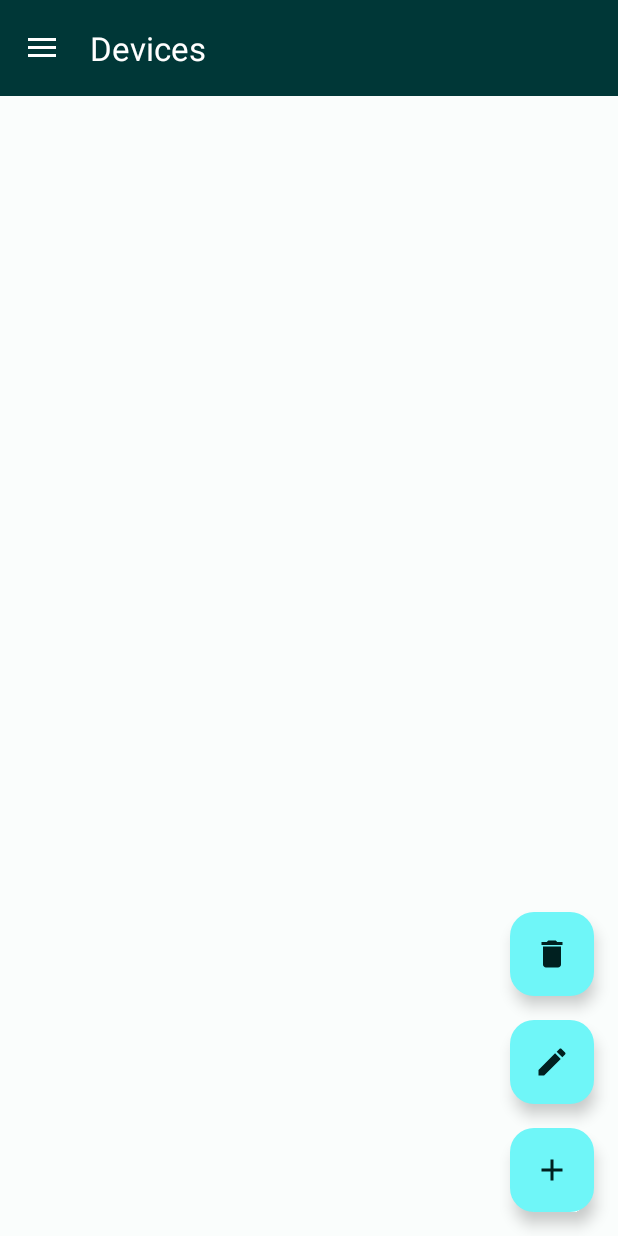
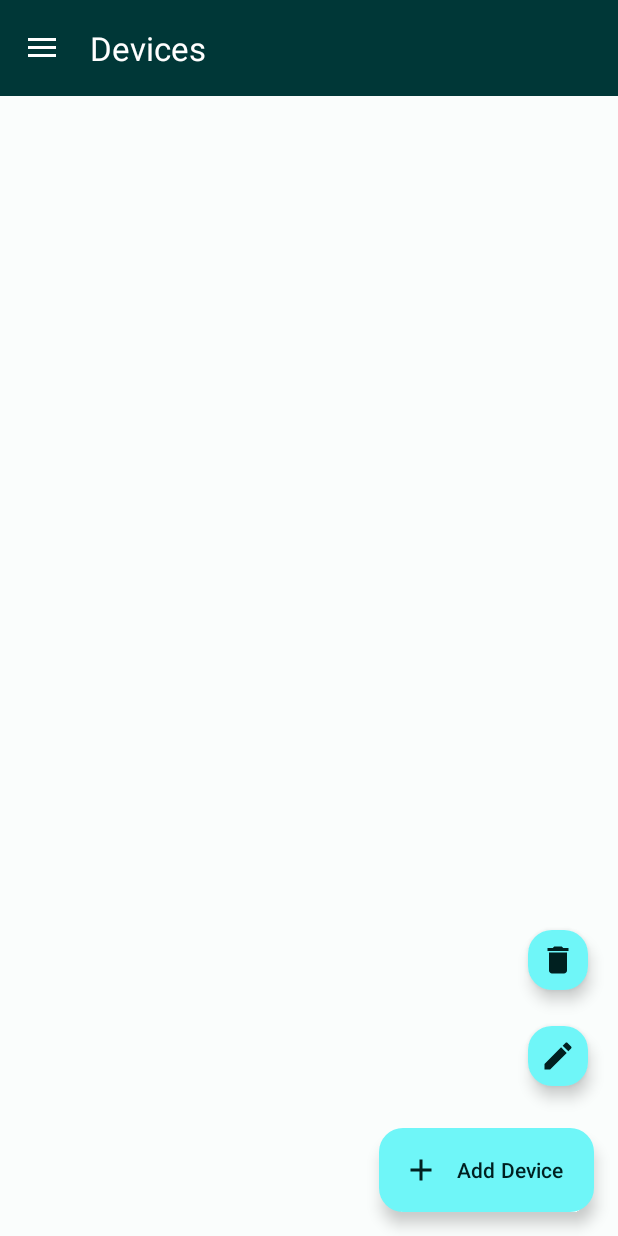
Before and after one commit to Mixdor/ThingsHub-Mobile, an Android app: the FragDevice screen opened through its navigation route, on a phone screen of 412 x 824 dp. Run offline under Robolectric (Android 15) with nearby library versions, the phone set to English and light mode, and no system bars; our stand-ins replace Dagger/Hilt's generated code, navigation-ui; 1 statement that could not run was skipped.

Commit message:
Add card device

```diff
--- a/app/build.gradle.kts
+++ b/app/build.gradle.kts
@@ -59,6 +59,7 @@ dependencies {
     // Activity
     implementation("androidx.activity:activity-ktx:1.8.1")
     implementation("com.google.firebase:firebase-crashlytics-buildtools:2.9.9")
+
     val navVersion = "2.7.5"
     implementation ("androidx.navigation:navigation-fragment-ktx:$navVersion")
     implementation ("androidx.navigation:navigation-ui-ktx:$navVersion")
@@ -80,4 +81,9 @@ dependencies {
     implementation("com.google.firebase:firebase-auth-ktx")
     implementation("com.google.firebase:firebase-database-ktx")
 
+    // ViewModel
+    implementation("androidx.lifecycle:lifecycle-viewmodel-ktx:2.6.2")
+    // LiveData
+    implementation("androidx.lifecycle:lifecycle-livedata-ktx:2.6.2")
+
 }
--- a/app/src/main/java/com/silentbit/thingshubmobile/ui/view/FragDevice.kt
+++ b/app/src/main/java/com/silentbit/thingshubmobile/ui/view/FragDevice.kt
@@ -5,8 +5,13 @@ import android.view.LayoutInflater
 import android.view.View
 import android.view.ViewGroup
 import androidx.fragment.app.Fragment
+import androidx.lifecycle.lifecycleScope
 import com.silentbit.thingshubmobile.databinding.FragDeviceBinding
 import dagger.hilt.android.AndroidEntryPoint
+import kotlinx.coroutines.Dispatchers
+import kotlinx.coroutines.delay
+import kotlinx.coroutines.launch
+import kotlinx.coroutines.withContext
 
 @AndroidEntryPoint
 class FragDevice : Fragment() {
@@ -22,4 +27,16 @@ class FragDevice : Fragment() {
         return binding.root
     }
 
+    override fun onViewCreated(view: View, savedInstanceState: Bundle?) {
+        super.onViewCreated(view, savedInstanceState)
+
+        lifecycleScope.launch(Dispatchers.IO) {
+            delay(5000)
+            withContext(Dispatchers.Main){
+                binding.fabDeviceAdd.shrink()
+            }
+        }
+
+    }
+
 }
--- a/app/src/main/res/layout/frag_device.xml
+++ b/app/src/main/res/layout/frag_device.xml
@@ -10,41 +10,57 @@
         android:layout_width="match_parent"
         android:layout_height="match_parent">
 
-        <com.google.android.material.floatingactionbutton.FloatingActionButton
-            android:id="@+id/floatingActionButton"
+        <ScrollView
+            android:layout_width="match_parent"
+            android:layout_height="match_parent"
+            app:layout_constraintBottom_toBottomOf="parent"
+            app:layout_constraintEnd_toEndOf="parent"
+            app:layout_constraintStart_toStartOf="parent"
+            app:layout_constraintTop_toTopOf="parent" />
+
+        <com.google.android.material.floatingactionbutton.ExtendedFloatingActionButton
+            android:id="@+id/fabDeviceAdd"
             android:layout_width="wrap_content"
             android:layout_height="wrap_content"
             android:layout_marginEnd="16dp"
             android:layout_marginBottom="16dp"
             android:clickable="true"
             android:contentDescription="Add"
+            android:focusable="true"
             android:src="@drawable/baseline_add_24"
+            android:text="Add Device"
+            app:fabCustomSize="56dp"
+            app:icon="@drawable/baseline_add_24"
             app:layout_constraintBottom_toBottomOf="parent"
             app:layout_constraintEnd_toEndOf="parent" />
 
         <com.google.android.material.floatingactionbutton.FloatingActionButton
-            android:id="@+id/floatingActionButton2"
+            android:id="@+id/fabDeviceEdit"
             android:layout_width="wrap_content"
             android:layout_height="wrap_content"
-            android:layout_marginBottom="16dp"
+            android:layout_marginEnd="16dp"
+            android:layout_marginBottom="24dp"
             android:clickable="true"
             android:contentDescription="Edit"
+            android:focusable="true"
             android:src="@drawable/baseline_edit_24"
-            app:layout_constraintBottom_toTopOf="@+id/floatingActionButton"
-            app:layout_constraintEnd_toEndOf="@+id/floatingActionButton"
-            app:layout_constraintStart_toStartOf="@+id/floatingActionButton" />
+            app:fabCustomSize="40dp"
+            app:layout_constraintBottom_toTopOf="@+id/fabDeviceAdd"
+            app:layout_constraintEnd_toEndOf="parent" />
 
         <com.google.android.material.floatingactionbutton.FloatingActionButton
-            android:id="@+id/floatingActionButton3"
+            android:id="@+id/fabDeviceDelete"
             android:layout_width="wrap_content"
             android:layout_height="wrap_content"
             android:layout_marginBottom="16dp"
             android:clickable="true"
             android:contentDescription="Delete"
             android:src="@drawable/baseline_delete_24"
-            app:layout_constraintBottom_toTopOf="@+id/floatingActionButton2"
-            app:layout_constraintEnd_toEndOf="@+id/floatingActionButton2"
-            app:layout_constraintStart_toStartOf="@+id/floatingActionButton2" />
+            app:fabCustomSize="40dp"
+            app:layout_constraintBottom_toTopOf="@+id/fabDeviceEdit"
+            app:layout_constraintEnd_toEndOf="@+id/fabDeviceEdit"
+            app:layout_constraintStart_toStartOf="@+id/fabDeviceEdit"
+            android:focusable="true" />
 
     </androidx.constraintlayout.widget.ConstraintLayout>
 
```
Also changed, not shown: app/src/main/res/layout/card_device.xml (added, +69 -0 lines).
